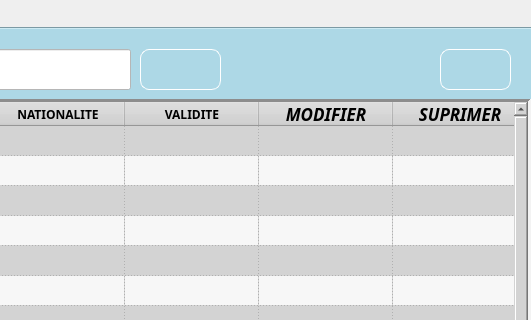
koueAnicet/exerciceVendredi, file UI/renseigmnement_carte_Id.ui: the form before one commit; both pictures show x 702 to 1233 and y 0 to 320 of the 1233 by 672 pixel window.
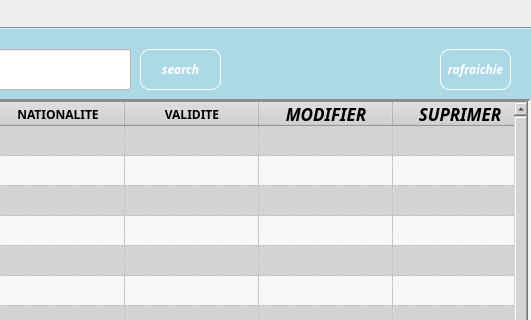
The form after the commit. The open tabs and pages were chosen to show the change.

Commit message: barre de recherche, bouton refresh methode delete,update

```diff
--- a/UI/renseigmnement_carte_Id.ui
+++ b/UI/renseigmnement_carte_Id.ui
@@ -340,13 +340,13 @@
        <string notr="true">QPushButton{
 background-color:lightblue;
 color:white;
-font:Italic 16 bold;
+font:Italic 28 bold;
 border-radius:9px;
 border:1px solid white;
 }</string>
       </property>
       <property name="text">
-       <string/>
+       <string>search</string>
       </property>
      </widget>
      <widget class="QPushButton" name="pushButton_2">
@@ -368,7 +368,13 @@
 }</string>
       </property>
       <property name="text">
-       <string/>
+       <string>rafraichie</string>
+      </property>
+      <property name="iconSize">
+       <size>
+        <width>35</width>
+        <height>35</height>
+       </size>
       </property>
      </widget>
     </widget>
```
Left out of the diff: 24 changed lines with no effect on the pictures. The commit also changes 5 other files.
